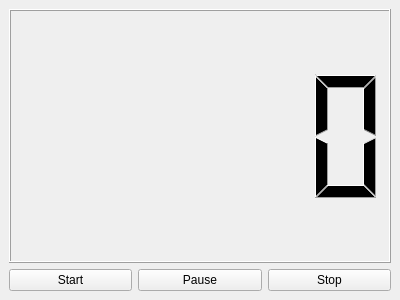
Above: mainForm.ui from ivzhuravlev/tomato before the change. Below: the same form after it.
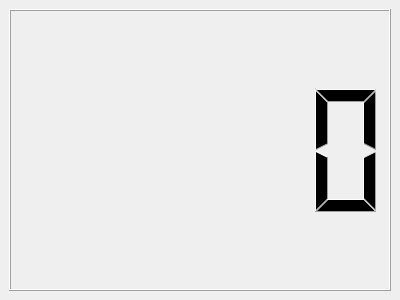
That is the form after the change.

Commit message: remove push buttons

Diff of the .ui file:
```diff
--- a/mainForm.ui
+++ b/mainForm.ui
@@ -25,31 +25,6 @@
       </property>
      </widget>
     </item>
-    <item>
-     <layout class="QHBoxLayout" name="horizontalLayout">
-      <item>
-       <widget class="QPushButton" name="startButton">
-        <property name="text">
-         <string>Start</string>
-        </property>
-       </widget>
-      </item>
-      <item>
-       <widget class="QPushButton" name="pauseButton">
-        <property name="text">
-         <string>Pause</string>
-        </property>
-       </widget>
-      </item>
-      <item>
-       <widget class="QPushButton" name="stopButton">
-        <property name="text">
-         <string>Stop</string>
-        </property>
-       </widget>
-      </item>
-     </layout>
-    </item>
    </layout>
   </widget>
  </widget>
```
The commit also changes 1 other file.
